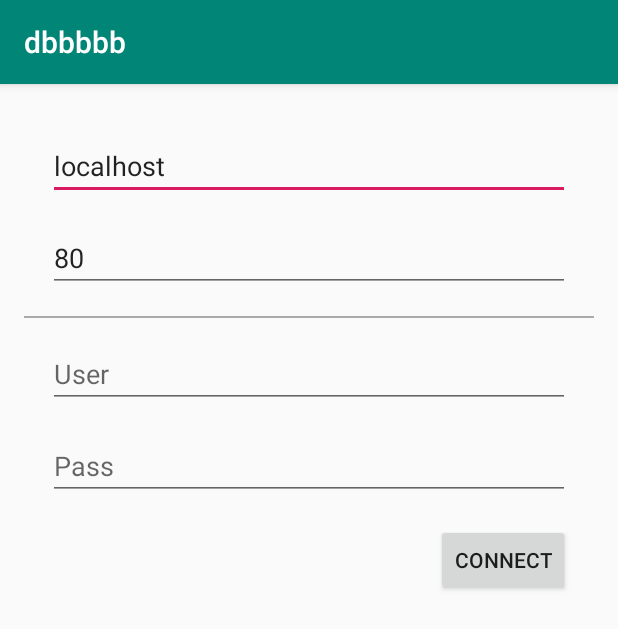
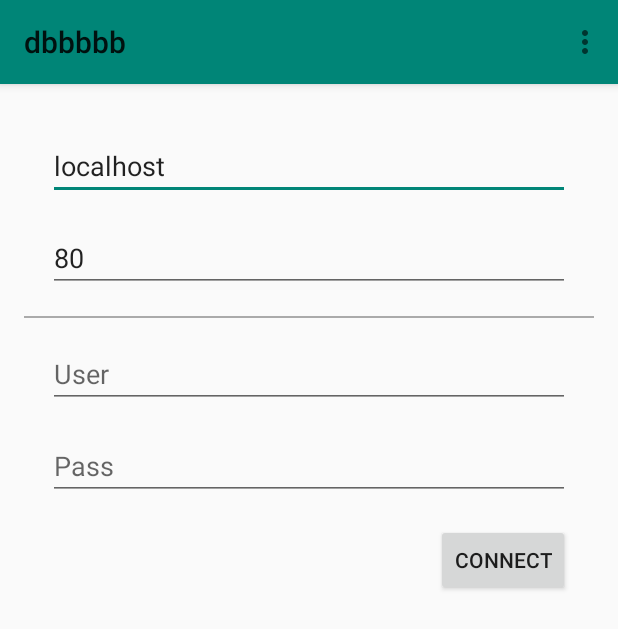
Before and after one commit to ptato/dbbbbb, an Android app: the screen it shows after launch (ConnectActivity), on a phone screen of 412 x 824 dp. Shown: the top 629 px of the screen. Run offline under Robolectric (Android 15) with nearby library versions, the light colour scheme and no system bars.

Commit message:
Open settings view from connect activity through a toolbar button

```diff
--- a/Client/Android/app/src/main/java/com/ptato/dbbbbb/ui/ConnectActivity.java
+++ b/Client/Android/app/src/main/java/com/ptato/dbbbbb/ui/ConnectActivity.java
@@ -7,6 +7,9 @@ import android.content.SharedPreferences;
 import android.os.Bundle;
 import android.support.annotation.Nullable;
 import android.support.v7.app.AppCompatActivity;
+import android.support.v7.widget.Toolbar;
+import android.view.Menu;
+import android.view.MenuItem;
 import android.view.View;
 import android.widget.Button;
 import android.widget.TextView;
@@ -31,6 +34,10 @@ public class ConnectActivity extends AppCompatActivity
     {
         super.onCreate(savedInstanceState);
         setContentView(R.layout.activity_connect);
+
+        Toolbar toolbar = findViewById(R.id.toolbar);
+        setSupportActionBar(toolbar);
+
 
         final TextView hostInput = findViewById(R.id.hostInput);
         final TextView portInput = findViewById(R.id.portInput);
@@ -89,6 +96,25 @@ public class ConnectActivity extends AppCompatActivity
         });
     }
 
+
+    @Override
+    public boolean onCreateOptionsMenu(Menu menu)
+    {
+        getMenuInflater().inflate(R.menu.home, menu);
+        return super.onCreateOptionsMenu(menu);
+    }
+    @Override
+    public boolean onOptionsItemSelected(MenuItem item)
+    {
+        int id = item.getItemId();
+        if (id == R.id.action_settings)
+        {
+            Intent intent = new Intent(this, AppSettingsActivity.class);
+            startActivity(intent);
+        }
+        return super.onOptionsItemSelected(item);
+    }
+
     @Override
     protected void onPause()
     {
--- a/Client/Android/app/src/main/res/layout/activity_connect.xml
+++ b/Client/Android/app/src/main/res/layout/activity_connect.xml
@@ -1,9 +1,27 @@
 <?xml version="1.0" encoding="utf-8"?>
-<android.support.constraint.ConstraintLayout xmlns:android="http://schemas.android.com/apk/res/android"
+<android.support.design.widget.CoordinatorLayout
+    xmlns:android="http://schemas.android.com/apk/res/android"
     xmlns:app="http://schemas.android.com/apk/res-auto"
     xmlns:tools="http://schemas.android.com/tools"
     android:layout_width="match_parent"
+    android:layout_height="match_parent">
+
+    <android.support.design.widget.AppBarLayout
+        android:layout_width="match_parent"
+        android:layout_height="wrap_content">
+
+        <android.support.v7.widget.Toolbar
+            android:id="@+id/toolbar"
+            android:layout_width="match_parent"
+            android:layout_height="?attr/actionBarSize"
+            android:background="@color/colorPrimary" />
+
+    </android.support.design.widget.AppBarLayout>
+
+    <android.support.constraint.ConstraintLayout
+        android:layout_width="match_parent"
         android:layout_height="match_parent"
+        app:layout_behavior="@string/appbar_scrolling_view_behavior"
         tools:context=".ui.ConnectActivity">
 
         <EditText
@@ -104,3 +122,5 @@
             app:layout_constraintTop_toBottomOf="@+id/passInput" />
 
     </android.support.constraint.ConstraintLayout>
+
+</android.support.design.widget.CoordinatorLayout>
--- /dev/null
+++ b/Client/Android/app/src/main/res/menu/home.xml
@@ -0,0 +1,11 @@
+<?xml version="1.0" encoding="utf-8"?>
+<menu
+    xmlns:android="http://schemas.android.com/apk/res/android"
+    xmlns:app="http://schemas.android.com/apk/res-auto">
+
+    <item
+        android:id="@+id/action_settings"
+        android:orderInCategory="100"
+        android:title="Settings"
+        app:showAsAction="never" />
+</menu>
```
Also changed, not shown: Client/Android/app/src/main/AndroidManifest.xml (+7 -3 lines). Lines whose indentation alone changed are shown as unchanged.
